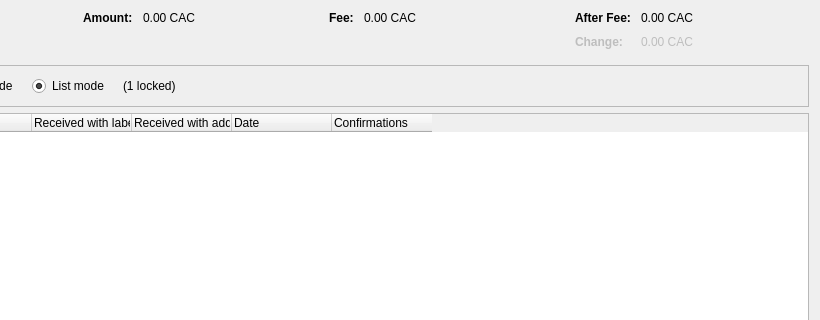
The window that firstislamiccoin-core/src/qt/forms/coincontroldialog.ui (firstislamiccoin/firstislamiccoin) describes before a commit, drawn with Qt 5; both pictures show x 180 to 1000 and y 0 to 320 of the 1000 by 500 pixel window.
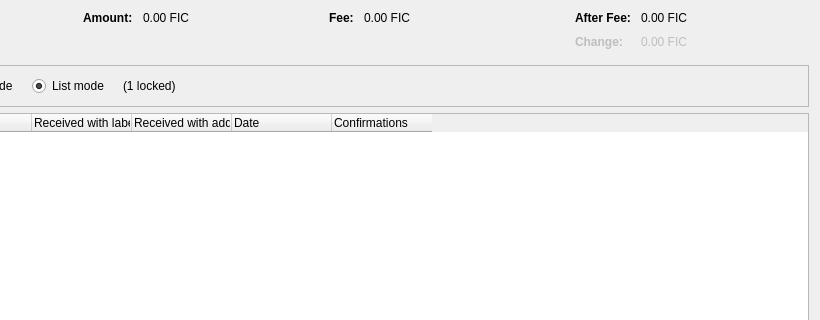
The same window after the commit. Custom widgets are drawn as their Qt base class.

```diff
--- a/firstislamiccoin-core/src/qt/forms/coincontroldialog.ui
+++ b/firstislamiccoin-core/src/qt/forms/coincontroldialog.ui
@@ -135,7 +135,7 @@
           <enum>Qt::ActionsContextMenu</enum>
          </property>
          <property name="text">
-          <string notr="true">0.00 CAC</string>
+          <string notr="true">0.00 FIC</string>
          </property>
          <property name="textInteractionFlags">
           <set>Qt::LinksAccessibleByMouse|Qt::TextSelectableByKeyboard|Qt::TextSelectableByMouse</set>
@@ -180,7 +180,7 @@
           <enum>Qt::ActionsContextMenu</enum>
          </property>
          <property name="text">
-          <string notr="true">0.00 CAC</string>
+          <string notr="true">0.00 FIC</string>
          </property>
          <property name="textInteractionFlags">
           <set>Qt::LinksAccessibleByMouse|Qt::TextSelectableByKeyboard|Qt::TextSelectableByMouse</set>
@@ -228,7 +228,7 @@
           <enum>Qt::ActionsContextMenu</enum>
          </property>
          <property name="text">
-          <string notr="true">0.00 CAC</string>
+          <string notr="true">0.00 FIC</string>
          </property>
          <property name="textInteractionFlags">
           <set>Qt::LinksAccessibleByMouse|Qt::TextSelectableByKeyboard|Qt::TextSelectableByMouse</set>
@@ -263,7 +263,7 @@
           <enum>Qt::ActionsContextMenu</enum>
          </property>
          <property name="text">
-          <string notr="true">0.00 CAC</string>
+          <string notr="true">0.00 FIC</string>
          </property>
          <property name="textInteractionFlags">
           <set>Qt::LinksAccessibleByMouse|Qt::TextSelectableByKeyboard|Qt::TextSelectableByMouse</set>
```
